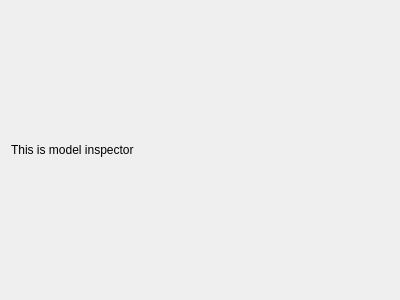
Above: editor/ui/inspector/mesh_inspector_content.ui from BlainnflareEngine/BlainnflareEngine before the change. Below: the same form after it.
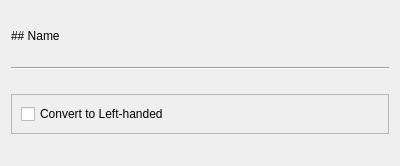
That is the form after the change. Custom widgets are drawn as their Qt base class.

Commit message:
Mesh inspector
Drag and drop bug fixed
Items with meta files now moving between folders together

```diff
--- a/editor/ui/inspector/mesh_inspector_content.ui
+++ b/editor/ui/inspector/mesh_inspector_content.ui
@@ -7,7 +7,7 @@
     <x>0</x>
     <y>0</y>
     <width>400</width>
-    <height>300</height>
+    <height>166</height>
    </rect>
   </property>
   <property name="windowTitle">
@@ -15,10 +15,51 @@
   </property>
   <layout class="QVBoxLayout" name="verticalLayout">
    <item>
-    <widget class="QLabel" name="label">
+    <widget class="QLabel" name="Name">
+     <property name="sizePolicy">
+      <sizepolicy hsizetype="Preferred" vsizetype="Fixed">
+       <horstretch>0</horstretch>
+       <verstretch>0</verstretch>
+      </sizepolicy>
+     </property>
      <property name="text">
-      <string>This is model inspector</string>
+      <string>## Name</string>
      </property>
+     <property name="textFormat">
+      <enum>Qt::TextFormat::MarkdownText</enum>
+     </property>
+    </widget>
+   </item>
+   <item>
+    <widget class="Line" name="line">
+     <property name="orientation">
+      <enum>Qt::Orientation::Horizontal</enum>
+     </property>
+    </widget>
+   </item>
+   <item>
+    <widget class="QFrame" name="frame">
+     <property name="sizePolicy">
+      <sizepolicy hsizetype="Preferred" vsizetype="Fixed">
+       <horstretch>0</horstretch>
+       <verstretch>0</verstretch>
+      </sizepolicy>
+     </property>
+     <property name="frameShape">
+      <enum>QFrame::Shape::StyledPanel</enum>
+     </property>
+     <property name="frameShadow">
+      <enum>QFrame::Shadow::Raised</enum>
+     </property>
+     <layout class="QHBoxLayout" name="horizontalLayout">
+      <item>
+       <widget class="QCheckBox" name="ConvertToLH">
+        <property name="text">
+         <string>Convert to Left-handed</string>
+        </property>
+       </widget>
+      </item>
+     </layout>
     </widget>
    </item>
   </layout>
```
The commit also changes 6 other files.
